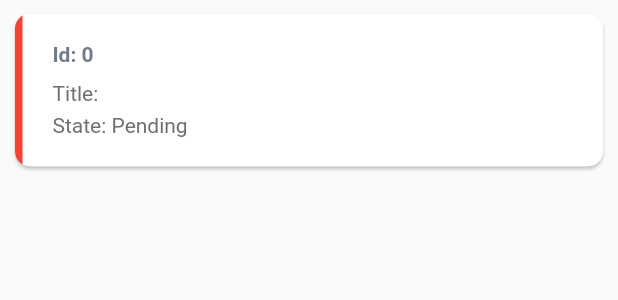
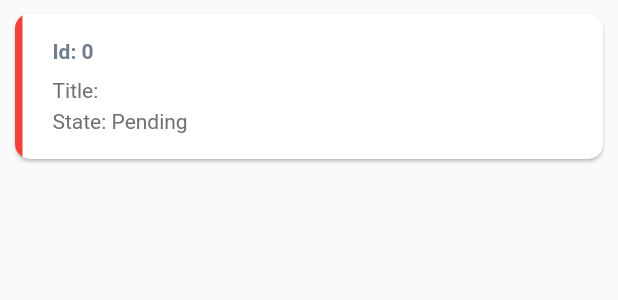
Before and after one commit to N1ght-Fury/todo-bloc, a Flutter app: the TodoCard widget shown alone on an empty page, opened directly with empty values, on a phone screen of 412 x 824 dp. Shown: the top 300 px of the screen. Run offline on Flutter 3.47's test engine with Material 2 defaults, Android fonts, the phone set to English and light mode, and no system bars; our stand-ins replace bloc, dio, flutter_bloc, freezed_annotation, get_it, hydrated_bloc and 3 more; generated files the repository leaves out were written again.

Commit message:
Removed uneccessary column

```diff
--- a/lib/presentation/widgets/todo_card.dart
+++ b/lib/presentation/widgets/todo_card.dart
@@ -19,13 +19,8 @@ class TodoCard extends StatelessWidget {
           getIt<TodoCubit>().getTodos();
         });
       },
-      child: Column(
-        children: <Widget>[
-          SizedBox(
-            height: 5,
-          ),
-          Container(
-            padding: const EdgeInsets.only(left: 6, right: 6),
+      child: Container(
+        padding: const EdgeInsets.only(left: 6, right: 6, top: 5),
         height: 110.0,
         child: Card(
           clipBehavior: Clip.antiAlias,
@@ -103,8 +98,6 @@ class TodoCard extends StatelessWidget {
           ),
         ),
       ),
-        ],
-      ),
     );
   }
 }
```
Lines whose indentation alone changed are shown as unchanged.
